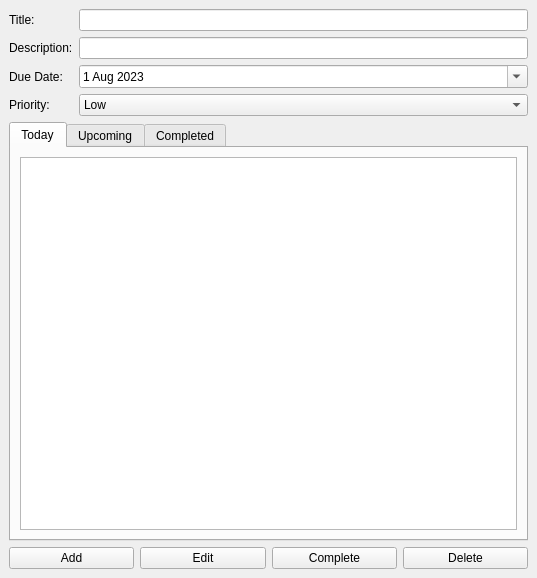
Qt form mainwindow.ui (derrick-mao/To-do-List) before a commit.
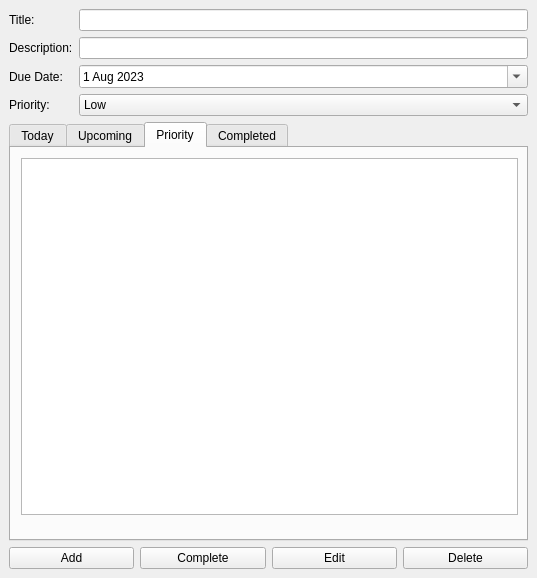
The same form after that commit.

```diff
--- a/mainwindow.ui
+++ b/mainwindow.ui
@@ -24,13 +24,6 @@
         </property>
        </widget>
       </item>
-      <item>
-       <widget class="QPushButton" name="editButton">
-        <property name="text">
-         <string>Edit</string>
-        </property>
-       </widget>
-      </item>
       <item>
        <widget class="QPushButton" name="completeButton">
         <property name="text">
@@ -38,6 +31,13 @@
         </property>
        </widget>
       </item>
+      <item>
+       <widget class="QPushButton" name="editButton">
+        <property name="text">
+         <string>Edit</string>
+        </property>
+       </widget>
+      </item>
       <item>
        <widget class="QPushButton" name="deleteButton">
         <property name="text">
@@ -121,7 +121,7 @@
     <item row="1" column="0">
      <widget class="QTabWidget" name="tabList">
       <property name="currentIndex">
-       <number>0</number>
+       <number>2</number>
       </property>
       <widget class="QWidget" name="tab_today">
        <attribute name="title">
@@ -130,9 +130,6 @@
        <layout class="QVBoxLayout" name="verticalLayout_3">
         <item>
          <widget class="QListWidget" name="todayList">
-          <property name="alternatingRowColors">
-           <bool>true</bool>
-          </property>
           <property name="sortingEnabled">
            <bool>false</bool>
           </property>
@@ -150,6 +147,21 @@
         </item>
        </layout>
       </widget>
+      <widget class="QWidget" name="tab_Priority">
+       <attribute name="title">
+        <string>Priority</string>
+       </attribute>
+       <widget class="QListWidget" name="priorityList">
+        <property name="geometry">
+         <rect>
+          <x>10</x>
+          <y>10</y>
+          <width>497</width>
+          <height>357</height>
+         </rect>
+        </property>
+       </widget>
+      </widget>
       <widget class="QWidget" name="tab_completed">
        <attribute name="title">
         <string>Completed</string>
```
Left out of the diff: 52 changed lines with no effect on the pictures.
